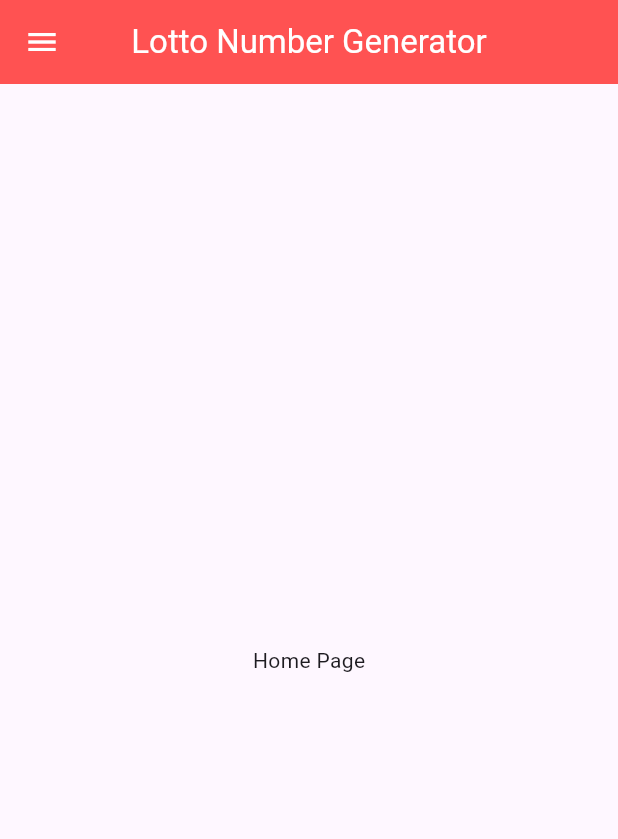
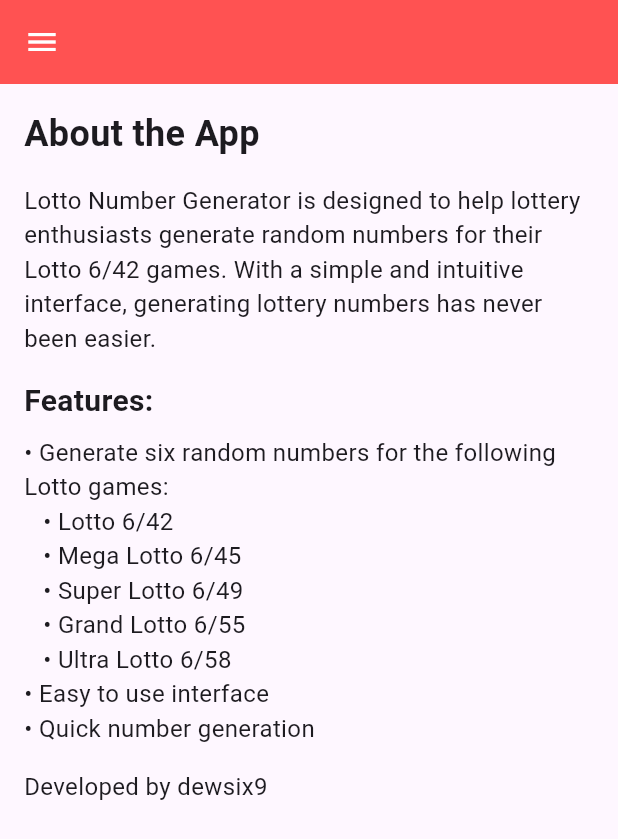
Before and after one commit to drewsix9/Lotto-number-generator-v2, a Flutter app: the screen it shows after launch, on a phone screen of 412 x 824 dp. Shown: the top 839 px of the screen. Run offline on Flutter 3.47's test engine with Material 3 defaults, Android fonts, the phone set to English and light mode, and no system bars.

Commit message:
Refactor about_app_page.dart

```diff
--- a/lib/pages/about_app_page.dart
+++ b/lib/pages/about_app_page.dart
@@ -1,3 +1,5 @@
+// ignore_for_file: prefer_const_literals_to_create_immutables, prefer_const_constructors
+
 import 'package:flutter/material.dart';
 import '../widgets/myAppBar.dart';
 import '../widgets/myNavDrawer.dart';
@@ -13,10 +15,47 @@ class _AboutAppPageState extends State<AboutAppPage> {
   @override
   Widget build(BuildContext context) {
     return Scaffold(
-        drawer: MyNavBar(),
-        appBar: myAppBar('Lotto Number Generator'),
-        body: Center(
-          child: Text('Home Page'),
-        ));
+      drawer: MyNavBar(),
+      appBar: myAppBar(''),
+      body: Padding(
+        padding: const EdgeInsets.all(16.0),
+        child: Column(
+          crossAxisAlignment: CrossAxisAlignment.start,
+          children: <Widget>[
+            Text(
+              'About the App',
+              style: TextStyle(fontSize: 24, fontWeight: FontWeight.bold),
+            ),
+            SizedBox(height: 16),
+            Text(
+              'Lotto Number Generator is designed to help lottery enthusiasts generate random numbers for their Lotto 6/42 games. With a simple and intuitive interface, generating lottery numbers has never been easier.',
+              style: TextStyle(fontSize: 16),
+            ),
+            SizedBox(height: 16),
+            Text(
+              'Features:',
+              style: TextStyle(fontSize: 20, fontWeight: FontWeight.bold),
+            ),
+            SizedBox(height: 8),
+            Text(
+              '• Generate six random numbers for the following Lotto games:\n'
+              '   • Lotto 6/42\n'
+              '   • Mega Lotto 6/45\n'
+              '   • Super Lotto 6/49\n'
+              '   • Grand Lotto 6/55\n'
+              '   • Ultra Lotto 6/58\n'
+              '• Easy to use interface\n'
+              '• Quick number generation',
+              style: TextStyle(fontSize: 16),
+            ),
+            SizedBox(height: 16),
+            Text(
+              'Developed by dewsix9',
+              style: TextStyle(fontSize: 16),
+            ),
+          ],
+        ),
+      ),
+    );
   }
 }
```
